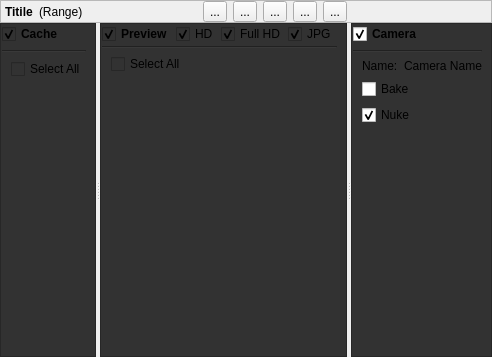
This is ui/item.ui in iceanimations/multiShotExport as Qt 5 draws it before an edit. The edited form follows.
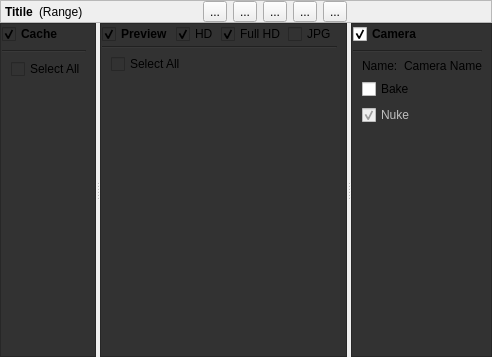
This is the edited form.

Commit message: jpg button made unchecked by default and Nuke button made disabled

The edit to the form file:
```diff
--- a/ui/item.ui
+++ b/ui/item.ui
@@ -450,7 +450,7 @@
                <string>JPG</string>
               </property>
               <property name="checked">
-               <bool>true</bool>
+               <bool>false</bool>
               </property>
              </widget>
             </item>
@@ -644,7 +644,7 @@
             <item>
              <widget class="QCheckBox" name="nukeButton">
               <property name="enabled">
-               <bool>true</bool>
+               <bool>false</bool>
               </property>
               <property name="toolTip">
                <string>Export this camera for nuke</string>
```
